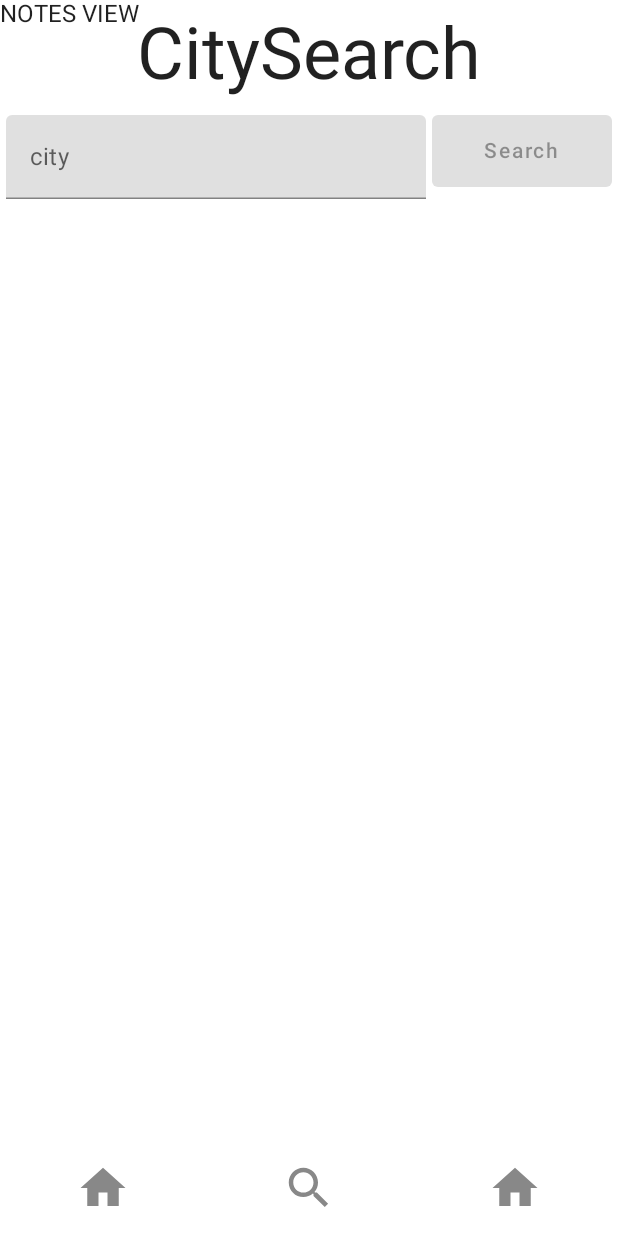
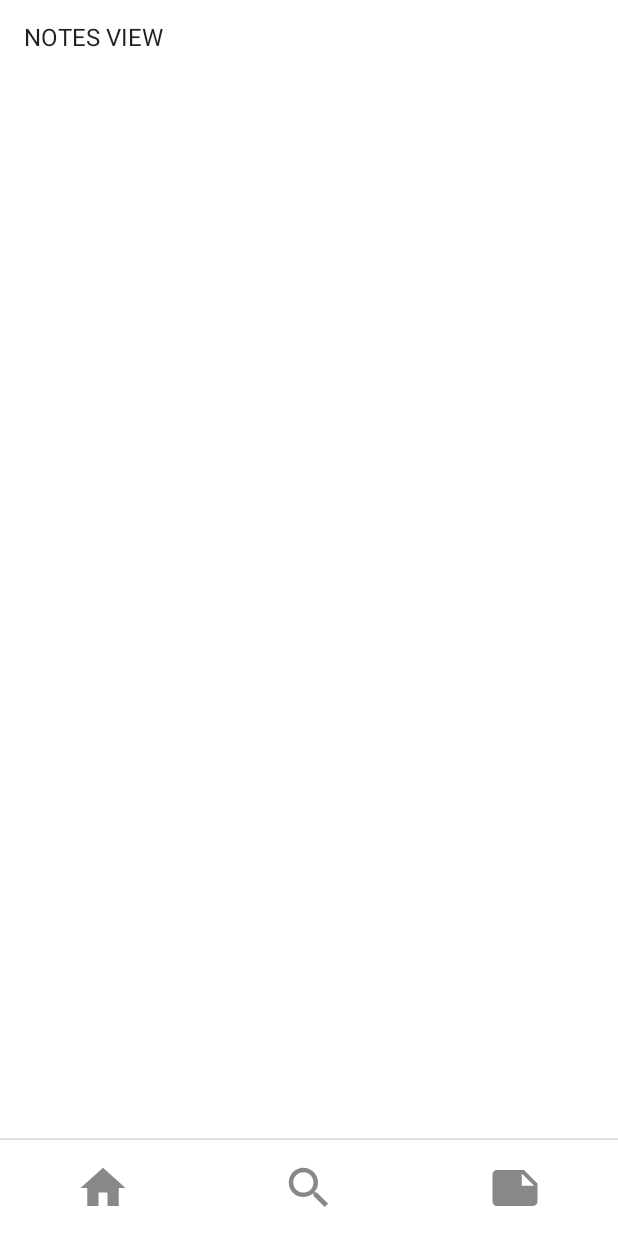
Before and after one commit to WesleyEdwards/city-search, an Android app built with Jetpack Compose: the screen it shows after launch (MainActivity), item 3 of the bottom bar chosen, on a phone screen of 412 x 824 dp. Run offline under Robolectric (Android 15) with nearby library versions, the phone set to English and light mode, and no system bars; our stand-ins replace RxJava, accompanist; libraries missing offline, so code that uses them is left out: com.google.accompanist.navigation.

Commit message:
Navigation between home, search, and notes is implemented

```diff
--- a/app/src/main/java/com/example/citysearchbetter/MainActivity.kt
+++ b/app/src/main/java/com/example/citysearchbetter/MainActivity.kt
@@ -7,16 +7,23 @@ import androidx.compose.animation.ExperimentalAnimationApi
 import androidx.compose.foundation.layout.fillMaxSize
 import androidx.compose.material.MaterialTheme
 import androidx.compose.material.Surface
+import androidx.compose.material.Text
+import androidx.compose.runtime.mutableStateOf
+import androidx.compose.runtime.remember
+import androidx.compose.runtime.rememberCoroutineScope
 import androidx.compose.ui.Modifier
-import com.example.citysearchbetter.info.PlaceApi
-import com.example.citysearchbetter.info.PlaceRepoInMemory
+import com.example.citysearchbetter.info.*
 import com.example.citysearchbetter.ui.theme.CitysearchbetterTheme
 import com.example.citysearchbetter.utils.RetrofitApiFactory
+import com.example.citysearchbetter.utils.Routes.countryList
 import com.example.citysearchbetter.utils.Routes.home
+import com.example.citysearchbetter.utils.Routes.individualCountry
+import com.example.citysearchbetter.utils.Routes.searchCity
 import com.example.citysearchbetter.views.TabNav
 import com.google.accompanist.navigation.animation.AnimatedNavHost
 import com.google.accompanist.navigation.animation.composable
 import com.google.accompanist.navigation.animation.rememberAnimatedNavController
+import kotlinx.coroutines.launch
 
 class MainActivity : ComponentActivity() {
     @OptIn(ExperimentalAnimationApi::class)
@@ -29,11 +36,15 @@ class MainActivity : ComponentActivity() {
                     color = MaterialTheme.colors.background
                 ) {
 
-                    val apiFactory = RetrofitApiFactory("https:///")
-                    val placesRepo = PlaceRepoInMemory(
-                        apiFactory.createApiService(PlaceApi::class.java)
+                    val placeApiFactory = RetrofitApiFactory("https://world-geo-data.p.rapidapi.com")
+                    val worldCitiesApiFactory = RetrofitApiFactory("https://andruxnet-world-cities-v1.p.rapidapi.com")
+
+                    val placeRepo = PlaceRepoInMemory(
+                        placeApiFactory.createApiService(PlaceApi::class.java),
+                        worldCitiesApiFactory.createApiService(WorldCitiesApi::class.java)
                     )
 
+                    val sessionInfo = Session(placeRepo)
 
                     val nav = rememberAnimatedNavController()
 
@@ -41,13 +52,10 @@ class MainActivity : ComponentActivity() {
                         composable(home) {
                             TabNav(
                                 navigateTo = { route -> nav.navigate(route) },
-                                placeRepo = placesRepo
+                                sessionInfo = sessionInfo
                             )
                         }
                     }
-
-                    CitySearchView(placesRepo)
-
                 }
             }
         }
--- /dev/null
+++ b/app/src/main/java/com/example/citysearchbetter/info/AppSession.kt
@@ -0,0 +1,9 @@
+package com.example.citysearchbetter.info
+
+interface AppSession {
+    val placeRepo: PlaceRepo
+}
+
+class Session(
+    override val placeRepo: PlaceRepo
+): AppSession
--- a/app/src/main/java/com/example/citysearchbetter/info/PlaceApi.kt
+++ b/app/src/main/java/com/example/citysearchbetter/info/PlaceApi.kt
@@ -7,18 +7,13 @@ import retrofit2.http.Path
 import retrofit2.http.QueryMap
 
 interface PlaceApi {
-    @GET("andruxnet-world-cities-v1.p.rapidapi.com")
-    fun getByCity(
-        @HeaderMap headers: Map<String, String>,
-        @QueryMap parameters: Map<String, String>
-    ): Single<List<Place>>
 
-    @GET("world-geo-data.p.rapidapi.com/countries")
+    @GET("/countries")
     fun getListOfCountries(
         @HeaderMap headers: Map<String, String>,
     ): Single<CountryResponse>
 
-    @GET("world-geo-data.p.rapidapi.com/countries/{countryCode}")
+    @GET("/countries/{countryCode}")
     fun getCountrySpecificInfo(
         @Path("countryCode") countryCode: String,
         @HeaderMap headers: Map<String, String>,
--- a/app/src/main/java/com/example/citysearchbetter/info/PlaceRepoInMemory.kt
+++ b/app/src/main/java/com/example/citysearchbetter/info/PlaceRepoInMemory.kt
@@ -9,14 +9,15 @@ interface PlaceRepo {
     fun getPlaceFromRepo(): List<Place>
 }
 class PlaceRepoInMemory(
-    private val api: PlaceApi
+    private val placesApi: PlaceApi,
+    private val worldCitiesApi: WorldCitiesApi
 ): PlaceRepo {
 
     private var cityList: MutableList<Place> = mutableListOf()
 
 
     override fun getPlaceByCity(city: String): Single<List<Place>> {
-        val places = api.getByCity(
+        val places = worldCitiesApi.getByCity(
             headers = mapOf(
                 "x-rapidapi-host" to "andruxnet-world-cities-v1.p.rapidapi.com",
                 "x-rapidapi-key" to "1a80c5008dmsh9cfd3107d4c60fdp14ea41jsn5ec6952c5235"
@@ -31,6 +32,7 @@ class PlaceRepoInMemory(
             it
         }
     }
+
     override fun getPlaceFromRepo(): List<Place> {
         return cityList
     }
--- /dev/null
+++ b/app/src/main/java/com/example/citysearchbetter/info/WorldCitiesApi.kt
@@ -0,0 +1,15 @@
+package com.example.citysearchbetter.info
+
+import io.reactivex.rxjava3.core.Single
+import retrofit2.http.GET
+import retrofit2.http.HeaderMap
+import retrofit2.http.QueryMap
+
+interface WorldCitiesApi {
+    @GET("/")
+    fun getByCity(
+        @HeaderMap headers: Map<String, String>,
+        @QueryMap parameters: Map<String, String>
+    ): Single<List<Place>>
+
+}
--- /dev/null
+++ b/app/src/main/java/com/example/citysearchbetter/views/HomeView.kt
@@ -0,0 +1,23 @@
+package com.example.citysearchbetter.views
+
+import android.graphics.Paint
+import androidx.compose.foundation.layout.Column
+import androidx.compose.foundation.layout.padding
+import androidx.compose.material.Text
+import androidx.compose.runtime.Composable
+import androidx.compose.ui.Alignment
+import androidx.compose.ui.Modifier
+import androidx.compose.ui.unit.dp
+import org.intellij.lang.annotations.JdkConstants
+
+@Composable
+fun HomeView() {
+    Column(
+        horizontalAlignment = Alignment.CenterHorizontally
+    ) {
+        Text(
+            text = "HOME VIEW",
+            modifier = Modifier.padding(16.dp)
+        )
+    }
+}
--- /dev/null
+++ b/app/src/main/java/com/example/citysearchbetter/views/NotesView.kt
@@ -0,0 +1,21 @@
+package com.example.citysearchbetter.views
+
+import androidx.compose.foundation.layout.Column
+import androidx.compose.foundation.layout.padding
+import androidx.compose.material.Text
+import androidx.compose.runtime.Composable
+import androidx.compose.ui.Alignment
+import androidx.compose.ui.Modifier
+import androidx.compose.ui.unit.dp
+
+@Composable
+fun NotesView() {
+    Column(
+        horizontalAlignment = Alignment.CenterHorizontally
+    ) {
+        Text(
+            text = "NOTES VIEW",
+            modifier = Modifier.padding(16.dp)
+        )
+    }
+}
--- a/app/src/main/java/com/example/citysearchbetter/views/TabNav.kt
+++ b/app/src/main/java/com/example/citysearchbetter/views/TabNav.kt
@@ -2,26 +2,24 @@ package com.example.citysearchbetter.views
 
 import androidx.compose.foundation.background
 import androidx.compose.foundation.layout.*
+import androidx.compose.material.Divider
 import androidx.compose.material.Icon
 import androidx.compose.material.Tab
 import androidx.compose.material.TabRow
-import androidx.compose.runtime.Composable
+import androidx.compose.runtime.*
+import androidx.compose.runtime.saveable.rememberSaveable
 import androidx.compose.ui.Modifier
-import com.example.citysearchbetter.CitySearchView
-import com.example.citysearchbetter.R
-import com.example.citysearchbetter.info.PlaceRepo
-import com.example.citysearchbetter.ui.theme.CitysearchbetterTheme
-import androidx.compose.runtime.getValue
-import androidx.compose.runtime.setValue
-import androidx.compose.runtime.mutableStateOf
-import androidx.compose.runtime.saveable.rememberSaveable
 import androidx.compose.ui.graphics.Color
 import androidx.compose.ui.res.painterResource
 import androidx.compose.ui.unit.dp
+import com.example.citysearchbetter.R
+import com.example.citysearchbetter.info.AppSession
+import com.example.citysearchbetter.info.Session
+import com.example.citysearchbetter.ui.theme.CitysearchbetterTheme
 
 @Composable
 fun TabNav(
-    placeRepo: PlaceRepo,
+    sessionInfo: AppSession,
     navigateTo: (route: String) -> Unit
 ) {
     var tabIndex: Int by rememberSaveable { mutableStateOf(0) }
@@ -35,18 +33,21 @@ fun TabNav(
     val iconResources = listOf(
         R.drawable.ic_baseline_home_24,
         R.drawable.ic_baseline_search_24,
-        R.drawable.ic_baseline_home_24,
+        R.drawable.ic_baseline_note_24,
     )
 
     CitysearchbetterTheme {
         Column(Modifier.fillMaxWidth(1f)) {
             Box(Modifier.weight(1f)) {
                 when (tabIndex) {
-                    0 -> home()
-                    1 -> CitySearchView(placeRepo)
-                    2 -> notes()
+                    0 -> HomeView()
+                    1 -> CitySearchView(sessionInfo)
+                    2 -> NotesView()
                 }
             }
+
+            Divider()
+
             TabRow(selectedTabIndex = tabIndex) {
                 titleResource.forEachIndexed { index, resource ->
                     Tab(selected = index == tabIndex,
@@ -66,5 +67,4 @@ fun TabNav(
             }
         }
     }
-
 }
--- a/app/src/main/java/com/example/citysearchbetter/views/home.kt
+++ /dev/null
@@ -1,9 +0,0 @@
-package com.example.citysearchbetter.views
-
-import androidx.compose.material.Text
-import androidx.compose.runtime.Composable
-
-@Composable
-fun home() {
-    Text("HOME VIEW")
-}
--- a/app/src/main/java/com/example/citysearchbetter/views/notes.kt
+++ /dev/null
@@ -1,9 +0,0 @@
-package com.example.citysearchbetter.views
-
-import androidx.compose.material.Text
-import androidx.compose.runtime.Composable
-
-@Composable
-fun notes() {
-    Text("NOTES VIEW")
-}
--- a/app/src/main/res/values/strings.xml
+++ b/app/src/main/res/values/strings.xml
@@ -1,3 +1,6 @@
 <resources>
     <string name="app_name">citysearchbetter</string>
+    <string name="no_city_found">No city with that character sequence was found.</string>
+    <string name="search">Search</string>
+    <string name="city">city</string>
 </resources>
--- a/app/src/main/res/values/themes.xml
+++ b/app/src/main/res/values/themes.xml
@@ -2,6 +2,7 @@
 <resources>
 
     <style name="Theme.Citysearchbetter" parent="android:Theme.Material.Light.NoActionBar">
-        <item name="android:statusBarColor">@color/purple_700</item>
+        <item name="android:statusBarColor">#00A9EC</item>
+        <item name="android:forceDarkAllowed">false</item>
     </style>
 </resources>
```
Also changed, not shown: app/src/main/java/com/example/citysearchbetter/utils/TestObjects.kt (added, +10 -0 lines), app/src/main/java/com/example/citysearchbetter/views/city/CityCard.kt (added, +43 -0 lines), app/src/main/java/com/example/citysearchbetter/views/city/CitySearchView.kt (renamed from app/src/main/java/com/example/citysearchbetter/views/CitySearchView.kt, +37 -51 lines), 1 other file.
